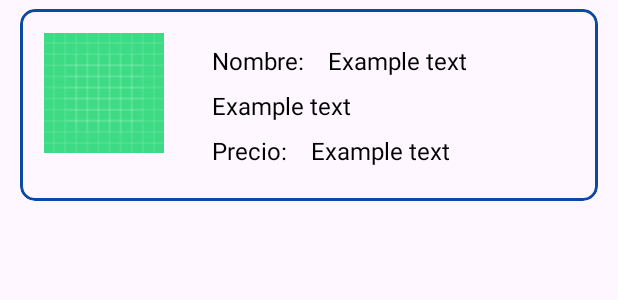
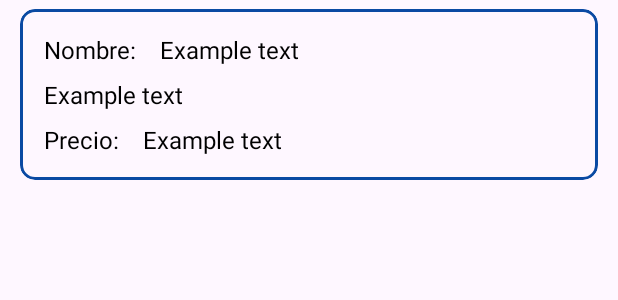
Before and after one commit to Lerne70/PruebaNTT, an Android app: the layout product.xml on its own in the app's theme, with its tools: preview values and no code run, on a phone screen of 412 x 824 dp. Shown: the top 300 px of the screen. Run offline under Robolectric (Android 15) with nearby library versions, the phone set to English and light mode, and no system bars.

Commit message:
Correcciones
Se corrigieron algunos archivos

```diff
--- a/app/build.gradle
+++ b/app/build.gradle
@@ -51,7 +51,4 @@ dependencies {
     implementation 'com.squareup.okhttp3:okhttp:4.9.3'
 
     implementation 'com.github.bumptech.glide:glide:4.16.0'
-    implementation 'me.relex:circleindicator:2.1.6'
-
-    implementation 'org.imaginativeworld.whynotimagecarousel:whynotimagecarousel:2.1.0'
 }
--- a/app/src/main/res/layout/product.xml
+++ b/app/src/main/res/layout/product.xml
@@ -22,28 +22,6 @@
             android:layout_width="match_parent"
             android:layout_height="wrap_content"
             android:layout_marginBottom="16dp">
-
-
-            <ImageView
-                android:id="@+id/img_product"
-                android:layout_width="80dp"
-                android:layout_height="80dp"
-                app:layout_constraintTop_toTopOf="parent"
-                app:layout_constraintBottom_toBottomOf="parent"
-                app:layout_constraintStart_toStartOf="parent"
-                app:layout_constraintEnd_toStartOf="@+id/constraint_content"
-                android:layout_margin="16dp"
-                tools:src="@drawable/ic_launcher_background"/>
-
-            <androidx.constraintlayout.widget.ConstraintLayout
-                android:id="@+id/constraint_content"
-                android:layout_width="0dp"
-                android:layout_height="wrap_content"
-                app:layout_constraintStart_toEndOf="@+id/img_product"
-                app:layout_constraintTop_toTopOf="parent"
-                app:layout_constraintBottom_toBottomOf="parent"
-                app:layout_constraintEnd_toEndOf="parent"
-                android:layout_marginEnd="8dp">
 
             <TextView
                 android:id="@+id/text_view_label_name"
@@ -108,8 +86,6 @@
 
         </androidx.constraintlayout.widget.ConstraintLayout>
 
-        </androidx.constraintlayout.widget.ConstraintLayout>
-
     </com.google.android.material.card.MaterialCardView>
 
 </RelativeLayout>
```
Also changed, not shown: app/src/main/java/com/example/pruebantt/adapters/ProductAdapter.java (+0 -9 lines), app/src/main/java/com/example/pruebantt/fragments/DetailProductFragment.java (+5 -14 lines), app/src/main/res/layout/fragment_detail_product.xml (+7 -7 lines). Lines whose indentation alone changed are shown as unchanged.
